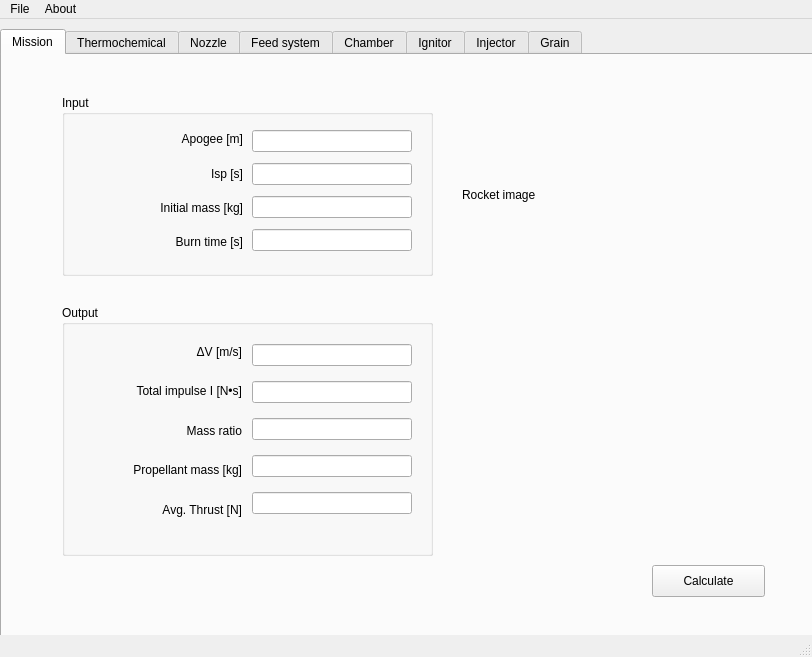
shohei/rocket_designer, file rocket_designer.ui: the form before one commit.
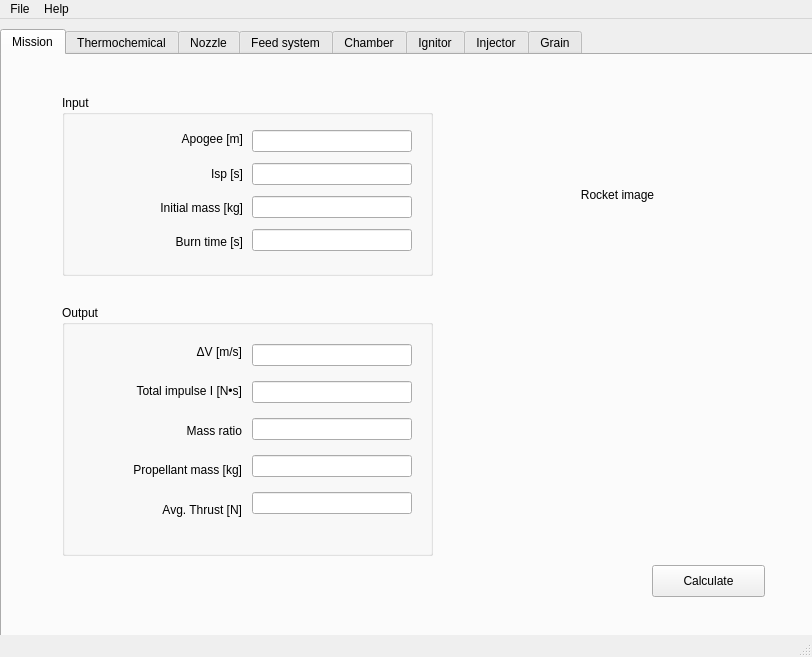
The form after the commit.

```diff
--- a/rocket_designer.ui
+++ b/rocket_designer.ui
@@ -261,6 +261,9 @@
       <property name="textFormat">
        <enum>Qt::AutoText</enum>
       </property>
+      <property name="alignment">
+       <set>Qt::AlignCenter</set>
+      </property>
       <property name="wordWrap">
        <bool>false</bool>
       </property>
@@ -303,7 +306,8 @@
     </widget>
    </widget>
   </widget>
-  <widget class="QMenuBar" name="menubar">
+  <widget class="QStatusBar" name="statusbar"/>
+  <widget class="QMenuBar" name="menuBar">
    <property name="geometry">
     <rect>
      <x>0</x>
@@ -318,14 +322,14 @@
     </property>
     <addaction name="actionOpen"/>
    </widget>
-   <widget class="QMenu" name="menuAbout">
+   <widget class="QMenu" name="menuHelp">
     <property name="title">
-     <string>About</string>
+     <string>Help</string>
     </property>
     <addaction name="actionAbout_the_software"/>
    </widget>
    <addaction name="menuFile"/>
-   <addaction name="menuAbout"/>
+   <addaction name="menuHelp"/>
   </widget>
   <widget class="QStatusBar" name="statusbar"/>
   <action name="actionOpen">
```
Left out of the diff: 17 changed lines with no effect on the pictures.
